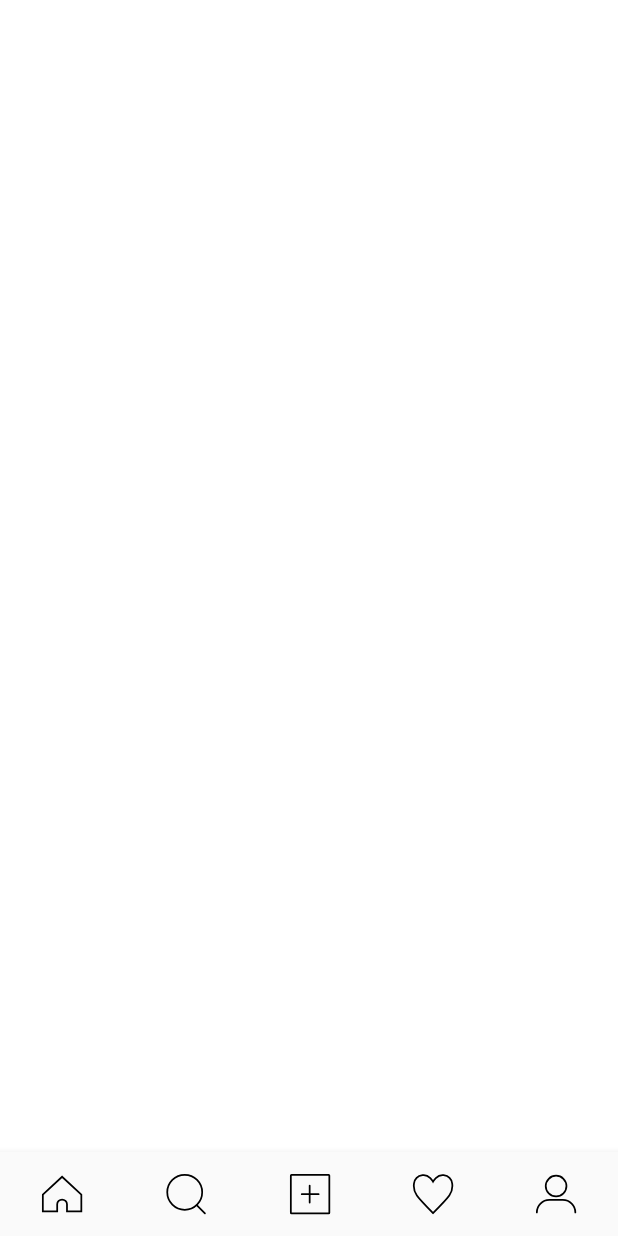
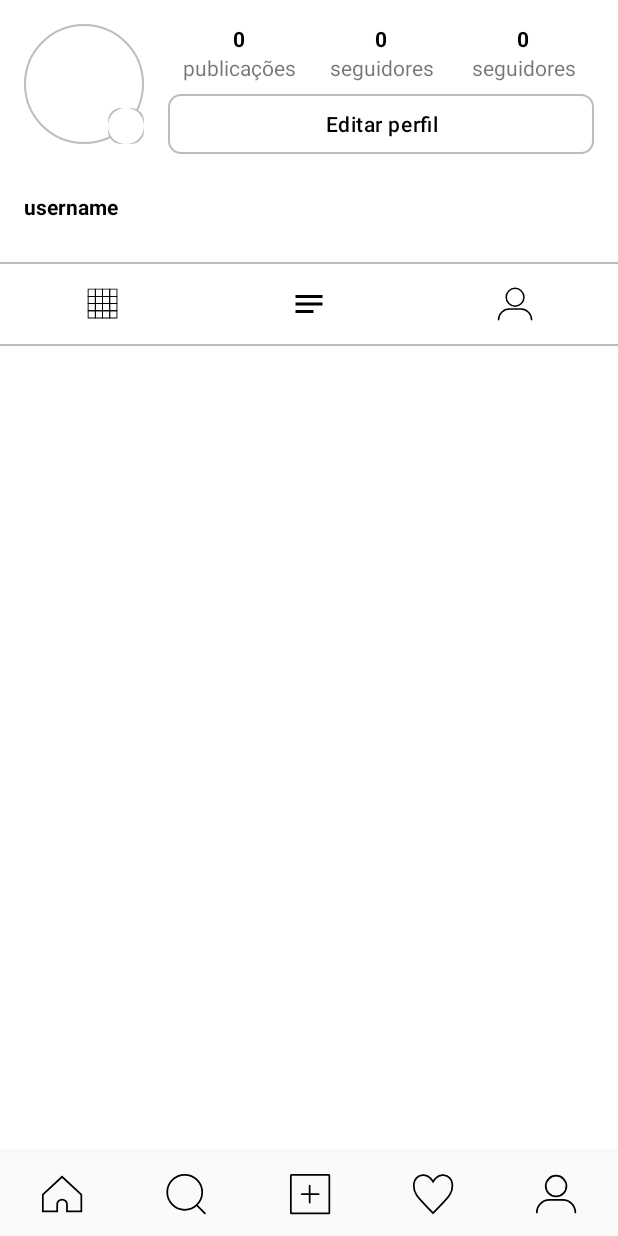
Before and after one commit to bleszerd/InstagramClone, an Android app: the screen it shows after launch (MainActivity), on a phone screen of 412 x 824 dp. Before the commit the screen is almost empty. Run offline under Robolectric (Android 15) with nearby library versions, the phone set to English and light mode, and no system bars; our stand-ins replace CircleImageView.

Commit message:
Profile page

```diff
--- a/app/build.gradle
+++ b/app/build.gradle
@@ -48,4 +48,7 @@ dependencies {
     testImplementation 'junit:junit:4.13.2'
     androidTestImplementation 'androidx.test.ext:junit:1.1.3'
     androidTestImplementation 'androidx.test.espresso:espresso-core:3.4.0'
+
+    // Circle image view dependencies
+    implementation 'de.hdodenhof:circleimageview:3.1.0'
 }
--- a/app/src/main/AndroidManifest.xml
+++ b/app/src/main/AndroidManifest.xml
@@ -9,7 +9,7 @@
         android:roundIcon="@mipmap/ic_launcher_round"
         android:supportsRtl="true"
         android:theme="@style/Theme.InstagramClone">
-        <activity android:name=".MainActivity">
+        <activity android:name=".main.presentation.MainActivity">
             <intent-filter>
                 <action android:name="android.intent.action.MAIN" />
 
--- a/app/src/main/java/com/github/bleszerd/instagramclone/MainActivity.kt
+++ b/app/src/main/java/com/github/bleszerd/instagramclone/main/presentation/MainActivity.kt
@@ -1,4 +1,4 @@
-package com.github.bleszerd.instagramclone
+package com.github.bleszerd.instagramclone.main.presentation
 
 import androidx.appcompat.app.AppCompatActivity
 import android.os.Bundle
--- /dev/null
+++ b/app/src/main/java/com/github/bleszerd/instagramclone/main/profile/presentation/ProfileFragment.kt
@@ -0,0 +1,24 @@
+package com.github.bleszerd.instagramclone.main.profile.presentation
+
+import android.os.Bundle
+import android.view.LayoutInflater
+import android.view.View
+import android.view.ViewGroup
+import androidx.fragment.app.Fragment
+import com.github.bleszerd.instagramclone.R
+
+/**
+InstagramClone
+30/07/2021 - 18:58
+Created by bleszerd.
+@author alive2k@programmer.net
+ */
+class ProfileFragment() : Fragment() {
+    override fun onCreateView(
+        inflater: LayoutInflater,
+        container: ViewGroup?,
+        savedInstanceState: Bundle?,
+    ): View? {
+        return inflater.inflate(R.layout.fragment_main_profile, container, false)
+    }
+}
--- /dev/null
+++ b/app/src/main/res/drawable/button_white_background.xml
@@ -0,0 +1,9 @@
+<?xml version="1.0" encoding="utf-8"?>
+<shape xmlns:android="http://schemas.android.com/apk/res/android">
+    <stroke
+        android:width="1dp"
+        android:color="@color/grayBorder" />
+
+    <solid android:color="@color/white" />
+    <corners android:radius="8dp" />
+</shape>
--- /dev/null
+++ b/app/src/main/res/drawable/top_and_bottom_borders.xml
@@ -0,0 +1,12 @@
+<?xml version="1.0" encoding="utf-8"?>
+<layer-list xmlns:android="http://schemas.android.com/apk/res/android">
+    <item
+        android:left="-2dp"
+        android:right="-2dp">
+        <shape android:shape="rectangle">
+            <stroke
+                android:width="1dp"
+                android:color="@color/grayBorder" />
+        </shape>
+    </item>
+</layer-list>
--- a/app/src/main/res/layout/activity_main.xml
+++ b/app/src/main/res/layout/activity_main.xml
@@ -4,7 +4,7 @@
     xmlns:tools="http://schemas.android.com/tools"
     android:layout_width="match_parent"
     android:layout_height="match_parent"
-    tools:context=".MainActivity">
+    tools:context=".main.presentation.MainActivity">
 
     <com.google.android.material.bottomnavigation.BottomNavigationView
         android:id="@+id/mainActivityBottomNavigationBottomBar"
@@ -17,4 +17,12 @@
         app:labelVisibilityMode="unlabeled"
         app:menu="@menu/menu_bottom_navigation" />
 
+    <fragment
+        android:id="@+id/mainActivityFragmentFragmentHost"
+        android:name="com.github.bleszerd.instagramclone.main.profile.presentation.ProfileFragment"
+        android:layout_width="match_parent"
+        android:layout_height="match_parent"
+        android:layout_above="@id/mainActivityBottomNavigationBottomBar"
+        tools:layout="@layout/fragment_main_profile" />
+
 </RelativeLayout>
--- /dev/null
+++ b/app/src/main/res/layout/fragment_main_profile.xml
@@ -0,0 +1,158 @@
+<?xml version="1.0" encoding="utf-8"?>
+<androidx.constraintlayout.widget.ConstraintLayout xmlns:android="http://schemas.android.com/apk/res/android"
+    xmlns:app="http://schemas.android.com/apk/res-auto"
+    xmlns:tools="http://schemas.android.com/tools"
+    android:layout_width="match_parent"
+    android:layout_height="match_parent"
+    tools:showIn="@layout/activity_main">
+
+    <de.hdodenhof.circleimageview.CircleImageView
+        android:id="@+id/fragmentMainProfileCircleImageProfilePhoto"
+        android:layout_width="wrap_content"
+        android:layout_height="wrap_content"
+        android:layout_marginStart="16dp"
+        android:layout_marginTop="16dp"
+        android:src="@drawable/ic_insta_profile_thin"
+        app:civ_border_color="@color/grayBorder"
+        app:civ_border_width="1dp"
+        app:civ_circle_background_color="@color/grayBorder"
+        app:layout_constraintStart_toStartOf="parent"
+        app:layout_constraintTop_toTopOf="parent" />
+
+    <de.hdodenhof.circleimageview.CircleImageView
+        style="@style/InstaButton.White"
+        android:layout_width="wrap_content"
+        android:layout_height="wrap_content"
+        android:src="@drawable/ic_insta_add_profile"
+        app:civ_border_color="@color/white"
+        app:civ_border_width="1dp"
+        app:civ_circle_background_color="@color/blueEnabled"
+        app:layout_constraintBottom_toBottomOf="@id/fragmentMainProfileCircleImageProfilePhoto"
+        app:layout_constraintEnd_toEndOf="@id/fragmentMainProfileCircleImageProfilePhoto" />
+
+    <TextView
+        android:id="@+id/fragmentMainProfileTextViewPostsLabelCount"
+        style="@style/InstaTextView"
+        android:layout_width="0dp"
+        android:layout_height="wrap_content"
+        android:layout_marginStart="16dp"
+        android:text="0"
+        android:textAlignment="center"
+        android:textStyle="bold"
+        app:layout_constraintEnd_toStartOf="@id/fragmentMainProfileTextViewFollowersLabelCount"
+        app:layout_constraintStart_toEndOf="@id/fragmentMainProfileCircleImageProfilePhoto"
+        app:layout_constraintTop_toTopOf="@id/fragmentMainProfileCircleImageProfilePhoto" />
+
+    <TextView
+        android:id="@+id/fragmentMainProfileTextViewFollowersLabelCount"
+        style="@style/InstaTextView"
+        android:layout_width="0dp"
+        android:layout_height="wrap_content"
+        android:text="0"
+        android:textAlignment="center"
+        android:textStyle="bold"
+        app:layout_constraintEnd_toEndOf="@id/fragmentMainProfileTextViewFollowingLabelCount"
+        app:layout_constraintStart_toEndOf="@id/fragmentMainProfileTextViewPostsLabelCount"
+        app:layout_constraintTop_toTopOf="@id/fragmentMainProfileTextViewPostsLabelCount" />
+
+    <TextView
+        android:id="@+id/fragmentMainProfileTextViewFollowingLabelCount"
+        style="@style/InstaTextView"
+        android:layout_width="0dp"
+        android:layout_height="wrap_content"
+        android:layout_marginEnd="16dp"
+        android:text="0"
+        android:textAlignment="center"
+        android:textStyle="bold"
+        app:layout_constraintEnd_toEndOf="parent"
+        app:layout_constraintStart_toEndOf="@id/fragmentMainProfileTextViewFollowersLabelCount"
+        app:layout_constraintTop_toTopOf="@id/fragmentMainProfileTextViewFollowersLabelCount" />
+
+    <TextView
+        android:id="@+id/fragmentMainProfileTextViewPostsLabel"
+        android:layout_width="0dp"
+        android:layout_height="wrap_content"
+        android:text="@string/posts"
+        android:textAlignment="center"
+        app:layout_constraintEnd_toEndOf="@id/fragmentMainProfileTextViewPostsLabelCount"
+        app:layout_constraintStart_toStartOf="@id/fragmentMainProfileTextViewPostsLabelCount"
+        app:layout_constraintTop_toBottomOf="@id/fragmentMainProfileTextViewPostsLabelCount" />
+
+    <TextView
+        android:id="@+id/fragmentMainProfileTextViewFollowersLabel"
+        android:layout_width="0dp"
+        android:layout_height="wrap_content"
+        android:text="@string/followers"
+        android:textAlignment="center"
+        app:layout_constraintEnd_toEndOf="@id/fragmentMainProfileTextViewFollowersLabelCount"
+        app:layout_constraintStart_toStartOf="@id/fragmentMainProfileTextViewFollowersLabelCount"
+        app:layout_constraintTop_toBottomOf="@id/fragmentMainProfileTextViewFollowersLabelCount" />
+
+    <TextView
+        android:id="@+id/fragmentMainProfileTextViewFollowingLabel"
+        android:layout_width="0dp"
+        android:layout_height="wrap_content"
+        android:text="@string/followers"
+        android:textAlignment="center"
+        app:layout_constraintEnd_toEndOf="@id/fragmentMainProfileTextViewFollowingLabelCount"
+        app:layout_constraintStart_toStartOf="@id/fragmentMainProfileTextViewFollowingLabelCount"
+        app:layout_constraintTop_toBottomOf="@id/fragmentMainProfileTextViewFollowingLabelCount" />
+
+    <Button
+        android:id="@+id/fragmentMainButtonEditProfile"
+        style="@style/InstaButton.White"
+        android:layout_width="0dp"
+        android:layout_height="40dp"
+        android:layout_marginTop="8dp"
+        android:text="@string/edit_profile"
+        android:textAllCaps="false"
+        app:layout_constraintEnd_toEndOf="@id/fragmentMainProfileTextViewFollowingLabel"
+        app:layout_constraintStart_toStartOf="@id/fragmentMainProfileTextViewPostsLabel"
+        app:layout_constraintTop_toBottomOf="@id/fragmentMainProfileTextViewPostsLabel" />
+
+    <TextView
+        android:id="@+id/fragmentMainProfileTextViewUsername"
+        style="@style/InstaTextView"
+        android:layout_marginTop="32dp"
+        android:text="@string/username"
+        android:textStyle="bold"
+        app:layout_constraintStart_toStartOf="@id/fragmentMainProfileCircleImageProfilePhoto"
+        app:layout_constraintTop_toBottomOf="@id/fragmentMainProfileCircleImageProfilePhoto" />
+
+    <TextView
+        android:id="@+id/fragmentMainTextViewBio"
+        style="@style/InstaTextView"
+        android:layout_width="0dp"
+        android:layout_height="wrap_content"
+        android:ellipsize="marquee"
+        android:maxLines="3"
+        app:layout_constraintEnd_toEndOf="@id/fragmentMainButtonEditProfile"
+        app:layout_constraintStart_toStartOf="@id/fragmentMainProfileTextViewUsername"
+        app:layout_constraintTop_toBottomOf="@id/fragmentMainProfileTextViewUsername"
+        tools:text="@string/lorem" />
+
+    <com.google.android.material.bottomnavigation.BottomNavigationView
+        android:id="@+id/fragmentMainBottomNavigationTopTabs"
+        android:layout_width="0dp"
+        android:layout_height="wrap_content"
+        android:layout_marginTop="8dp"
+        android:background="@drawable/top_and_bottom_borders"
+        app:itemIconTint="@color/black"
+        app:itemTextColor="@color/black"
+        app:labelVisibilityMode="unlabeled"
+        app:layout_constraintEnd_toEndOf="parent"
+        app:layout_constraintStart_toStartOf="parent"
+        app:layout_constraintTop_toBottomOf="@id/fragmentMainTextViewBio"
+        app:menu="@menu/menu_profile_bottom_navigation" />
+
+    <androidx.recyclerview.widget.RecyclerView
+        android:id="@+id/fragmentMainProfileRecyclerViewPostList"
+        android:layout_width="0dp"
+        app:layout_constraintTop_toBottomOf="@id/fragmentMainBottomNavigationTopTabs"
+        app:layout_constraintStart_toStartOf="parent"
+        app:layout_constraintEnd_toEndOf="parent"
+        app:layout_constraintBottom_toBottomOf="parent"
+        tools:listitem="@layout/item_profile_grid"
+        android:layout_height="0dp" />
+
+</androidx.constraintlayout.widget.ConstraintLayout>
--- /dev/null
+++ b/app/src/main/res/layout/item_profile_grid.xml
@@ -0,0 +1,22 @@
+<?xml version="1.0" encoding="utf-8"?>
+<androidx.constraintlayout.widget.ConstraintLayout xmlns:android="http://schemas.android.com/apk/res/android"
+    xmlns:app="http://schemas.android.com/apk/res-auto"
+    xmlns:tools="http://schemas.android.com/tools"
+    android:layout_width="match_parent"
+    android:background="@color/white"
+    android:padding="1dp"
+    android:layout_height="match_parent">
+
+    <ImageView
+        android:id="@+id/itemProfileGridImageViewPhoto"
+        android:layout_width="0dp"
+        android:layout_height="0dp"
+        android:scaleType="centerCrop"
+        app:layout_constraintBottom_toBottomOf="parent"
+        app:layout_constraintDimensionRatio="1:1"
+        app:layout_constraintEnd_toEndOf="parent"
+        app:layout_constraintStart_toStartOf="parent"
+        app:layout_constraintTop_toTopOf="parent"
+        tools:src="@tools:sample/backgrounds/scenic" />
+
+</androidx.constraintlayout.widget.ConstraintLayout>
--- /dev/null
+++ b/app/src/main/res/menu/menu_profile_bottom_navigation.xml
@@ -0,0 +1,20 @@
+<?xml version="1.0" encoding="utf-8"?>
+<menu xmlns:android="http://schemas.android.com/apk/res/android">
+    <item
+        android:id="@+id/menuProfileBottomHomeGrid"
+        android:enabled="true"
+        android:icon="@drawable/ic_insta_grid"
+        android:title="@string/home" />
+
+    <item
+        android:id="@+id/menuProfileSearchList"
+        android:enabled="true"
+        android:icon="@drawable/ic_insta_listed"
+        android:title="@string/home" />
+
+    <item
+        android:id="@+id/menuProfileUser"
+        android:enabled="true"
+        android:icon="@drawable/ic_insta_profile"
+        android:title="@string/add_photo" />
+</menu>
--- a/app/src/main/res/values/strings.xml
+++ b/app/src/main/res/values/strings.xml
@@ -43,6 +43,7 @@
     <string name="logout">Deseja sair?</string>
     <string name="logout_action">Sair</string>
     <string name="cancel">Cancel</string>
+    <string name="lorem">"Lorem ipsum dolor sit amet, consectetur adipiscing elit. Ut cursus sapien id lectus consequat, vitae ornare odio tempor. Nam pellentesque ante in lacinia commodo."</string>
     <!-- TODO: Remove or change this placeholder text -->
     <string name="hello_blank_fragment">Hello blank fragment</string>
 </resources>
--- a/app/src/main/res/values/styles.xml
+++ b/app/src/main/res/values/styles.xml
@@ -38,6 +38,11 @@
         <item name="android:textAlignment">textStart</item>
     </style>
 
+    <style name="InstaTextView">
+        <item name="android:layout_width">wrap_content</item>
+        <item name="android:layout_height">wrap_content</item>
+        <item name="android:textColor">@color/black</item>
+    </style>
 
     <style name="InstaFormEditText">
         <item name="android:layout_width">match_parent</item>
@@ -60,6 +65,21 @@
         <item name="android:textStyle">bold</item>
     </style>
 
+    <style name="InstaButton">
+        <item name="android:layout_width">match_parent</item>
+        <item name="android:layout_height">wrap_content</item>
+        <item name="android:textColor">@color/white</item>
+        <item name="backgroundTint">@null</item>
+        <item name="android:stateListAnimator">@null</item>
+        <item name="android:letterSpacing">0.025</item>
+        <item name="android:background">@drawable/button_background</item>
+    </style>
+
+    <style name="InstaButton.White">
+        <item name="android:textColor">@color/black</item>
+        <item name="android:background">@drawable/button_white_background</item>
+    </style>
+
     <style name="InstaFormButton.Link" parent="InstaFormButton">
         <item name="android:textColor">@color/blueEnabled</item>
         <item name="android:background">@android:color/transparent</item>
```
